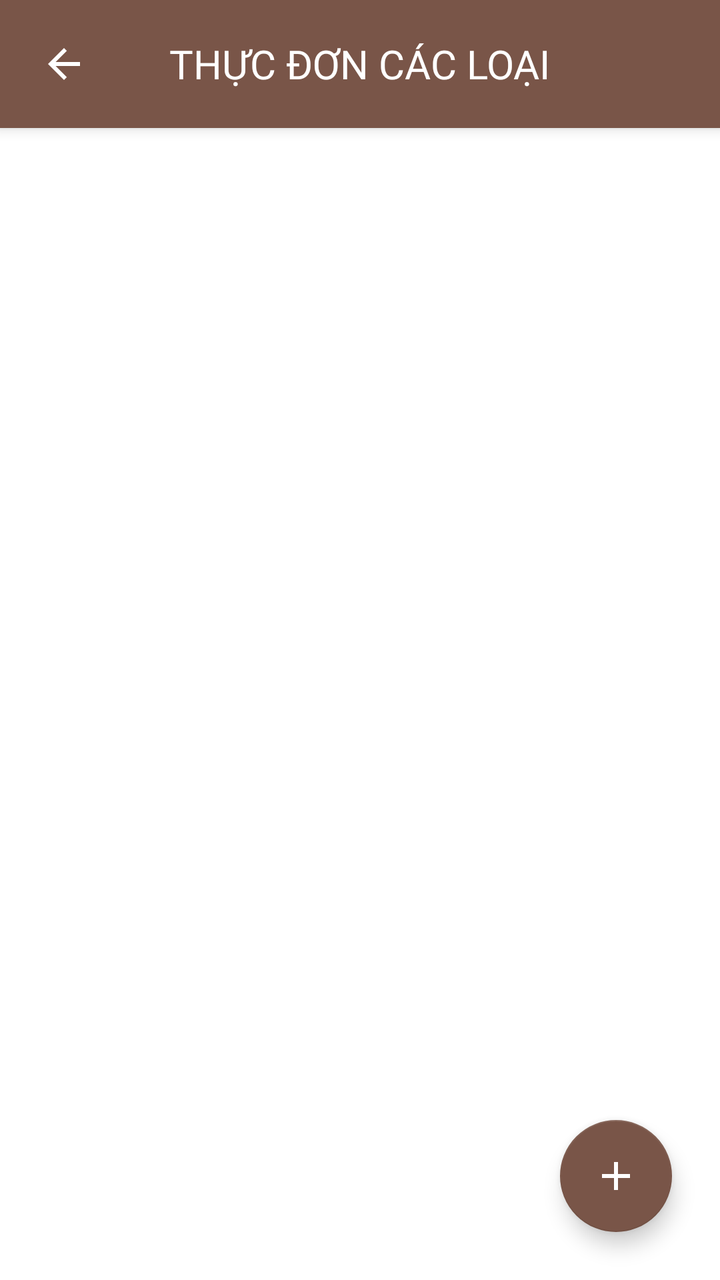
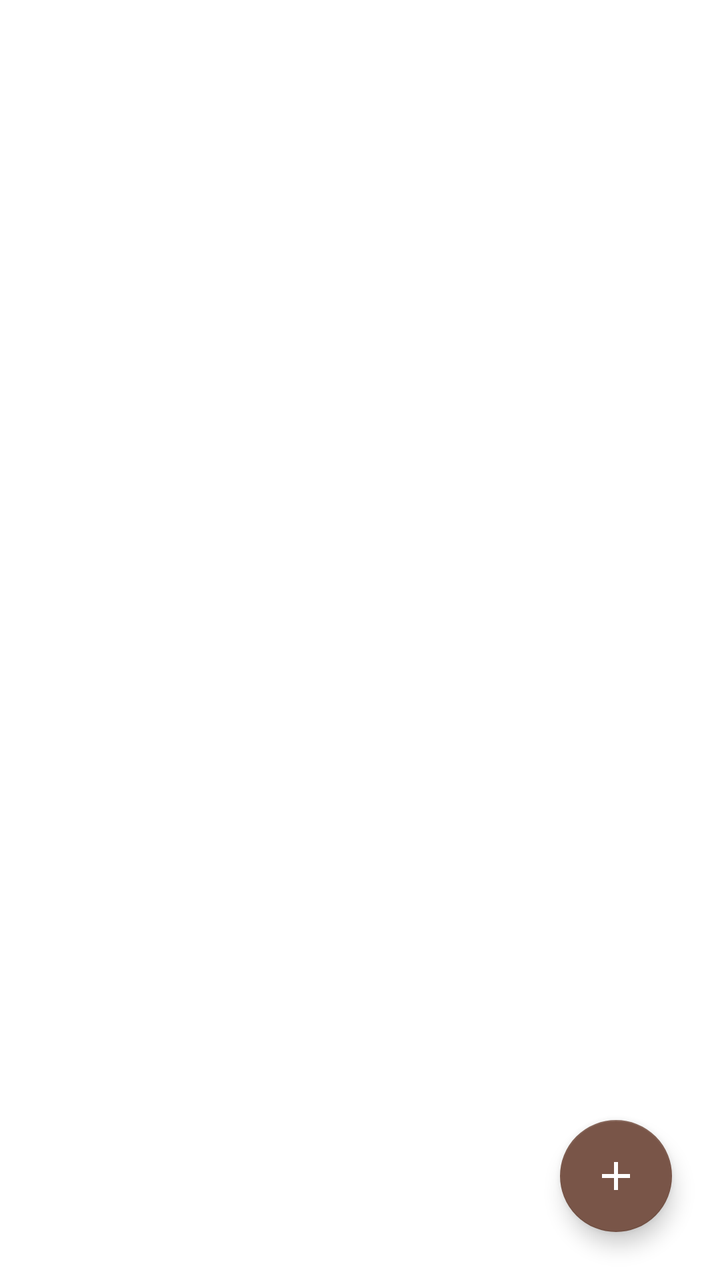

The first picture is an Android layout as it rendered before a commit; the second is the same layout after the commit. The layout source and the unified diff follow.
<!-- AndroidManifest.xml: application theme Theme.OrderDrinkApp -->
<!-- res/layout/displaycategory_layout.xml -->
<?xml version="1.0" encoding="utf-8"?>
<LinearLayout xmlns:android="http://schemas.android.com/apk/res/android"
    xmlns:app="http://schemas.android.com/apk/res-auto"
    android:layout_width="match_parent"
    android:layout_height="match_parent"
    android:orientation="vertical"
    android:background="@color/white">

    
    <RelativeLayout
        android:layout_width="match_parent"
        android:layout_height="64dp"
        android:background="@color/colorPrimary"
        android:elevation="4dp"
        android:padding="8dp">

        <ImageView
            android:id="@+id/img_category_Back"
            android:layout_width="48dp"
            android:layout_height="48dp"
            android:layout_alignParentStart="true"
            android:layout_centerVertical="true"
            android:background="?attr/selectableItemBackgroundBorderless"
            android:padding="12dp"
            android:src="@drawable/ic_baseline_arrow_back_24"
            app:tint="@color/white" />

        <TextView
            android:id="@+id/txt_category_Header"
            android:layout_width="wrap_content"
            android:layout_height="wrap_content"
            android:layout_centerInParent="true"
            android:fontFamily="@font/muli_black"
            android:text="@string/category_title"
            android:textColor="@color/white"
            android:textSize="20sp"
            android:textAllCaps="true" />

    </RelativeLayout>

    <RelativeLayout
        android:layout_width="match_parent"
        android:layout_height="match_parent">

        <GridView
            android:id="@+id/gv_category_CategoryList"
            android:layout_width="match_parent"
            android:layout_height="match_parent"
            android:padding="8dp"
            android:clipToPadding="false"
            android:verticalSpacing="12dp"
            android:numColumns="1" />

        <include layout="@layout/layout_empty_state" />

        <com.google.android.material.floatingactionbutton.FloatingActionButton
            android:id="@+id/fab_add_category"
            android:layout_width="wrap_content"
            android:layout_height="wrap_content"
            android:layout_alignParentBottom="true"
            android:layout_alignParentEnd="true"
            android:layout_margin="24dp"
            android:src="@drawable/ic_baseline_add_24"
            android:contentDescription="@string/addCategory"
            app:backgroundTint="@color/colorPrimary"
            app:tint="@android:color/white"/>

    </RelativeLayout>

</LinearLayout>
<!-- res/layout/layout_empty_state.xml (included above) -->
<?xml version="1.0" encoding="utf-8"?>
<LinearLayout xmlns:android="http://schemas.android.com/apk/res/android"
    xmlns:app="http://schemas.android.com/apk/res-auto"
    xmlns:tools="http://schemas.android.com/tools"
    android:id="@+id/layout_empty_state"
    android:layout_width="match_parent"
    android:layout_height="match_parent"
    android:gravity="center_vertical|center_horizontal"
    android:orientation="vertical"
    android:padding="32dp"
    android:visibility="gone">

    <ImageView
        android:layout_width="120dp"
        android:layout_height="120dp"
        android:src="@drawable/ic_baseline_restaurant_menu_24"
        app:tint="@color/grey"
        android:contentDescription="@string/empty_list_title" />

    <TextView
        android:id="@+id/txt_empty_StateTitle"
        android:layout_width="wrap_content"
        android:layout_height="wrap_content"
        android:layout_marginTop="16dp"
        android:fontFamily="@font/muli_black"
        android:text="@string/empty_list_title"
        android:textColor="@color/black"
        android:textSize="20sp"
        android:gravity="center_horizontal" />

    <TextView
        android:id="@+id/txt_empty_StateDesc"
        android:layout_width="wrap_content"
        android:layout_height="wrap_content"
        android:layout_marginTop="8dp"
        android:fontFamily="@font/muli"
        android:gravity="center_horizontal"
        android:text="@string/empty_list_desc"
        android:textColor="@color/grey"
        android:textSize="14sp" />

</LinearLayout>
<!-- resources referenced by this layout -->
<resources>
  <color name="black">#212121</color>
  <color name="colorPrimary">#795548</color>
  <color name="grey">#9E9E9E</color>
  <color name="white">#FFFFFF</color>
  <!-- drawable ic_baseline_add_24 (drawable) -->
  <vector xmlns:android="http://schemas.android.com/apk/res/android"
      android:width="28dp"
      android:height="28dp"
      android:viewportWidth="24"
      android:viewportHeight="24"
      android:tint="@color/black">
    <path
        android:fillColor="@android:color/white"
        android:pathData="M19,13h-6v6h-2v-6H5v-2h6V5h2v6h6v2z"/>
  </vector>
  <!-- drawable ic_baseline_arrow_back_24 (drawable) -->
  <vector xmlns:android="http://schemas.android.com/apk/res/android"
      android:width="24dp"
      android:height="24dp"
      android:viewportWidth="24"
      android:viewportHeight="24"
      android:tint="@color/black">
    <path
        android:fillColor="@android:color/white"
        android:pathData="M20,11H7.83l5.59,-5.59L12,4l-8,8 8,8 1.41,-1.41L7.83,13H20v-2z"/>
  </vector>
  <!-- drawable ic_baseline_restaurant_menu_24 (drawable) -->
  <vector xmlns:android="http://schemas.android.com/apk/res/android"
      android:width="24dp"
      android:height="24dp"
      android:viewportWidth="24"
      android:viewportHeight="24"
      android:tint="?attr/colorControlNormal">
    <path
        android:fillColor="@android:color/white"
        android:pathData="M8.1,13.34l2.83,-2.83L3.91,3.5c-1.56,1.56 -1.56,4.09 0,5.66l4.19,4.18zM14.88,11.53c1.53,0.71 3.68,0.21 5.27,-1.38 1.91,-1.91 2.28,-4.65 0.81,-6.12 -1.46,-1.46 -4.2,-1.1 -6.12,0.81 -1.59,1.59 -2.09,3.74 -1.38,5.27L3.7,19.87l1.41,1.41L12,14.41l6.88,6.88 1.41,-1.41L13.41,13l1.47,-1.47z"/>
  </vector>
  <string name="addCategory">Thêm loại</string>
  <string name="category_title">Thực đơn các loại</string>
  <string name="empty_list_desc">Hiện tại chưa có dữ liệu nào được hiển thị ở đây.</string>
  <string name="empty_list_title">Danh sách trống</string>
  <style name="Theme.OrderDrinkApp" parent="Theme.MaterialComponents.Light.NoActionBar.Bridge">
  
          
          <item name="colorPrimary">@color/purple_500</item>
          <item name="colorPrimaryVariant">@color/purple_700</item>
          <item name="colorOnPrimary">@color/white</item>
          
          <item name="colorSecondary">@color/teal_200</item>
          <item name="colorSecondaryVariant">@color/teal_700</item>
          <item name="colorOnSecondary">@color/black</item>
          
          <item name="android:statusBarColor" tools:targetApi="l">?attr/colorPrimaryVariant</item>
          
      </style>
  <color name="purple_500">#795548</color>
  <color name="purple_700">#5D4037</color>
  <color name="teal_200">#80CBC4</color>
  <color name="teal_700">#00796B</color>
</resources>

<!-- the commit's change to res/layout/displaycategory_layout.xml (unified diff, before → after) -->
@@ -6,37 +6,7 @@
     android:orientation="vertical"
     android:background="@color/white">
 
-    
-    <RelativeLayout
-        android:layout_width="match_parent"
-        android:layout_height="64dp"
-        android:background="@color/colorPrimary"
-        android:elevation="4dp"
-        android:padding="8dp">
 
-        <ImageView
-            android:id="@+id/img_category_Back"
-            android:layout_width="48dp"
-            android:layout_height="48dp"
-            android:layout_alignParentStart="true"
-            android:layout_centerVertical="true"
-            android:background="?attr/selectableItemBackgroundBorderless"
-            android:padding="12dp"
-            android:src="@drawable/ic_baseline_arrow_back_24"
-            app:tint="@color/white" />
-
-        <TextView
-            android:id="@+id/txt_category_Header"
-            android:layout_width="wrap_content"
-            android:layout_height="wrap_content"
-            android:layout_centerInParent="true"
-            android:fontFamily="@font/muli_black"
-            android:text="@string/category_title"
-            android:textColor="@color/white"
-            android:textSize="20sp"
-            android:textAllCaps="true" />
-
-    </RelativeLayout>
 
     <RelativeLayout
         android:layout_width="match_parent"
<!-- resource entries referenced after the edit -->
@@ -15,17 +15,6 @@
         android:fillColor="@android:color/white"
         android:pathData="M19,13h-6v6h-2v-6H5v-2h6V5h2v6h6v2z"/>
   </vector>
-  <!-- drawable ic_baseline_arrow_back_24 (drawable) -->
-  <vector xmlns:android="http://schemas.android.com/apk/res/android"
-      android:width="24dp"
-      android:height="24dp"
-      android:viewportWidth="24"
-      android:viewportHeight="24"
-      android:tint="@color/black">
-    <path
-        android:fillColor="@android:color/white"
-        android:pathData="M20,11H7.83l5.59,-5.59L12,4l-8,8 8,8 1.41,-1.41L7.83,13H20v-2z"/>
-  </vector>
   <!-- drawable ic_baseline_restaurant_menu_24 (drawable) -->
   <vector xmlns:android="http://schemas.android.com/apk/res/android"
       android:width="24dp"
@@ -38,7 +27,6 @@
         android:pathData="M8.1,13.34l2.83,-2.83L3.91,3.5c-1.56,1.56 -1.56,4.09 0,5.66l4.19,4.18zM14.88,11.53c1.53,0.71 3.68,0.21 5.27,-1.38 1.91,-1.91 2.28,-4.65 0.81,-6.12 -1.46,-1.46 -4.2,-1.1 -6.12,0.81 -1.59,1.59 -2.09,3.74 -1.38,5.27L3.7,19.87l1.41,1.41L12,14.41l6.88,6.88 1.41,-1.41L13.41,13l1.47,-1.47z"/>
   </vector>
   <string name="addCategory">Thêm loại</string>
-  <string name="category_title">Thực đơn các loại</string>
   <string name="empty_list_desc">Hiện tại chưa có dữ liệu nào được hiển thị ở đây.</string>
   <string name="empty_list_title">Danh sách trống</string>
   <style name="Theme.OrderDrinkApp" parent="Theme.MaterialComponents.Light.NoActionBar.Bridge">
